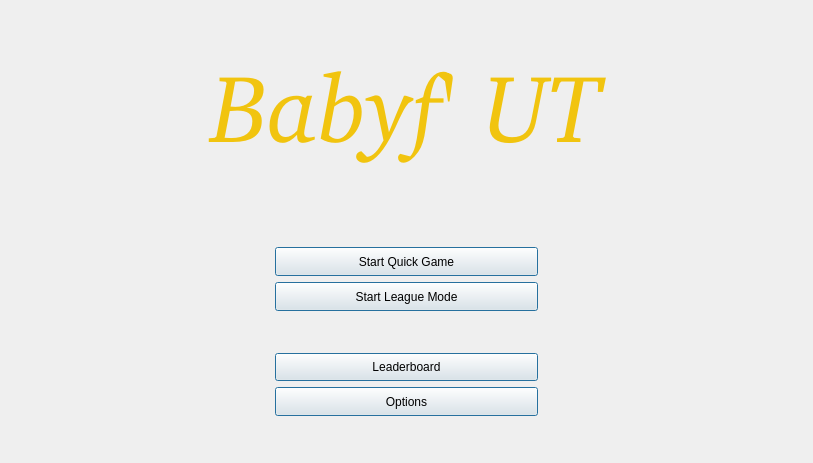
Old version of the form ui/menu.ui in the repository eharquin/babyfut.
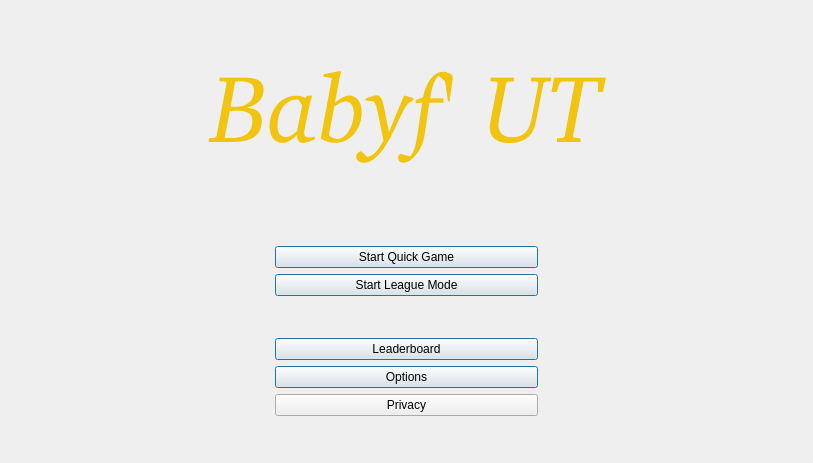
New version of the form.

The edit to the form file:
```diff
--- a/ui/menu.ui
+++ b/ui/menu.ui
@@ -294,6 +294,49 @@
      </item>
     </layout>
    </item>
+   <item>
+    <layout class="QHBoxLayout" name="horizontalLayout_2">
+     <item>
+      <spacer name="horizontalSpacer_3">
+       <property name="orientation">
+        <enum>Qt::Horizontal</enum>
+       </property>
+       <property name="sizeHint" stdset="0">
+        <size>
+         <width>40</width>
+         <height>20</height>
+        </size>
+       </property>
+      </spacer>
+     </item>
+     <item>
+      <widget class="QPushButton" name="btnPrivacy">
+       <property name="sizePolicy">
+        <sizepolicy hsizetype="Expanding" vsizetype="Expanding">
+         <horstretch>0</horstretch>
+         <verstretch>0</verstretch>
+        </sizepolicy>
+       </property>
+       <property name="text">
+        <string>Privacy</string>
+       </property>
+      </widget>
+     </item>
+     <item>
+      <spacer name="horizontalSpacer_4">
+       <property name="orientation">
+        <enum>Qt::Horizontal</enum>
+       </property>
+       <property name="sizeHint" stdset="0">
+        <size>
+         <width>40</width>
+         <height>20</height>
+        </size>
+       </property>
+      </spacer>
+     </item>
+    </layout>
+   </item>
    <item>
     <spacer name="verticalSpacer_2">
      <property name="orientation">
```
